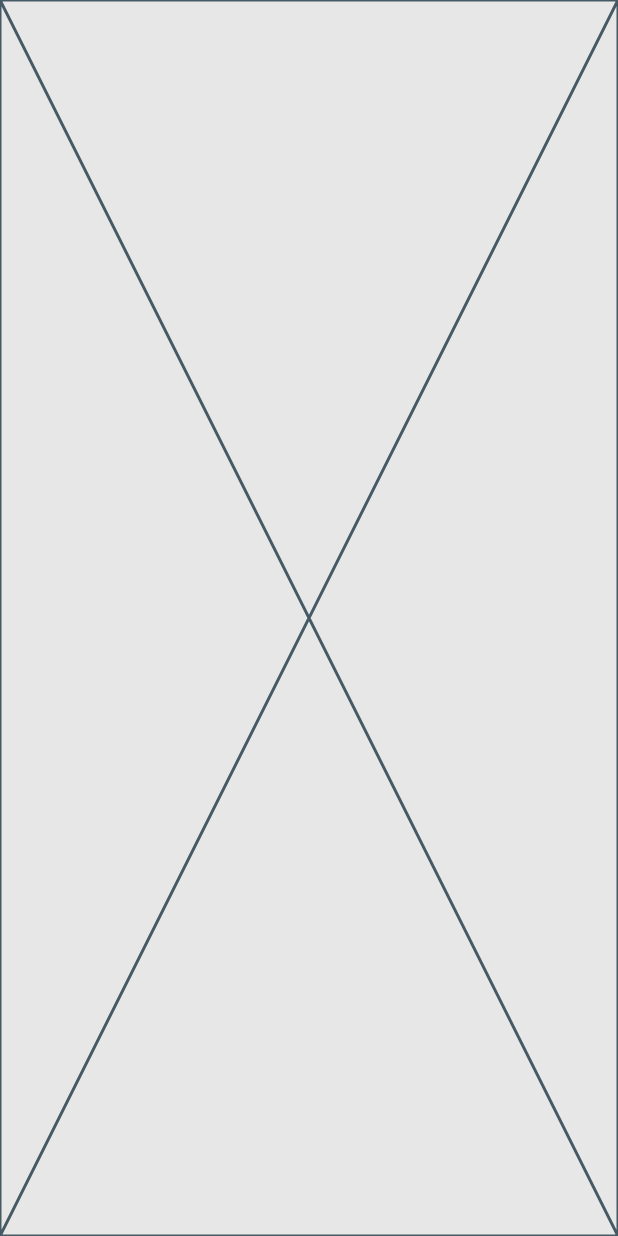
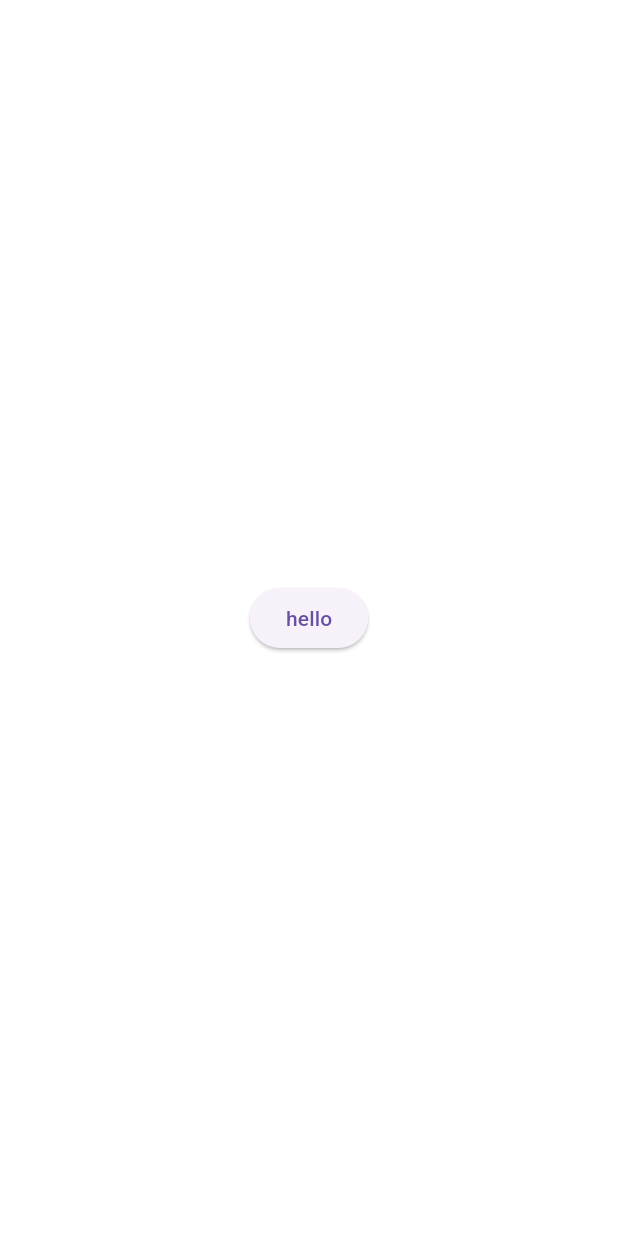
Before and after one commit to roypa123/ecomm_mobile, a Flutter app: the screen it shows after launch, on a phone screen of 412 x 824 dp. Run offline on Flutter 3.47's test engine with Material 3 defaults, Android fonts, the phone set to English and light mode, and no system bars; our stand-ins replace bloc, either_dart, equatable, firebase_core, flutter_bloc, flutter_screenutil and 4 more; accounts and stored records are empty.

Commit message:
fix: some changes

```diff
--- a/lib/core/utils/injection_container/injection_container.dart
+++ b/lib/core/utils/injection_container/injection_container.dart
@@ -1,4 +1,6 @@
 import 'package:get_it/get_it.dart';
+import '../../../features/auth/domain/repos/auth_repo.dart';
+import '../../../features/auth/presentation/bloc/auth_bloc.dart';
 import '../../../features/splash/splash.dart';
 
 part 'injection_container.main.dart';
--- a/lib/core/utils/routes/route_constants.dart
+++ b/lib/core/utils/routes/route_constants.dart
@@ -1,6 +1,7 @@
 class RouteConstants {
   static const String routeInitial = "/";
   static const String routeLoginScreen = "/loginScreen";
+  static const String routeSignUpScreen = "/signUpScreen";
   static const String routeEmpty = "/emptyScreen";
 
 }
--- a/lib/core/utils/routes/route_generator.dart
+++ b/lib/core/utils/routes/route_generator.dart
@@ -26,13 +26,13 @@ class RouteGenerator {
               child: const LoginScreen(),
             ));
 
-      // case RouteConstants.routeSignUp:
-      //   return _buildRoute(
-      //       RouteConstants.routeSignUp,
-      //       BlocProvider<AuthBloc>(
-      //         create: (_) => sl<AuthBloc>(),
-      //         child: const SignupScreen(),
-      //       ));
+      case RouteConstants.routeSignUpScreen:
+        return _buildRoute(
+            RouteConstants.routeSignUpScreen,
+            BlocProvider<AuthBloc>(
+              create: (_) => sl<AuthBloc>(),
+              child: const SignupScreen(),
+            ));
 
       default:
         return _buildRoute(RouteConstants.routeEmpty, const EmptyScreen());
--- a/lib/features/auth/presentation/bloc/auth_event.dart
+++ b/lib/features/auth/presentation/bloc/auth_event.dart
@@ -16,3 +16,18 @@ class SignInEvent extends AuthEvent {
   @override
   List<String> get props => [email, password];
 }
+
+class SignUpEvent extends AuthEvent {
+  const SignUpEvent({
+    required this.email,
+    required this.password,
+    required this.fullName,
+  });
+
+  final String email;
+  final String password;
+  final String fullName;
+
+  @override
+  List<String> get props => [email, password, fullName];
+}
--- a/lib/features/auth/presentation/views/signup_screen.dart
+++ b/lib/features/auth/presentation/views/signup_screen.dart
@@ -0,0 +1,40 @@
+import 'package:flutter/material.dart';
+import 'package:flutter_bloc/flutter_bloc.dart';
+
+import '../../../../core/core.dart';
+import '../bloc/auth_bloc.dart';
+
+class SignupScreen extends StatelessWidget {
+  const SignupScreen({super.key});
+
+  @override
+  Widget build(BuildContext context) {
+    return BlocConsumer<AuthBloc, AuthState>(
+        listener: (context, state) {},
+        builder: (context, state) {
+          return Scaffold(
+            backgroundColor: AppColors.white,
+            body: SizedBox(
+              width: double.maxFinite,
+              height: double.maxFinite,
+              child: Column(
+                mainAxisAlignment: MainAxisAlignment.center,
+                children: [
+                  ElevatedButton(
+                    onPressed: () {
+                      context.read<AuthBloc>().add(
+                            const SignUpEvent(
+                                email: "roypa81130@gmail.com",
+                                password: "Aa@12345678",
+                                fullName: "Roy P A"),
+                          );
+                    },
+                    child: const Text("hello"),
+                  ),
+                ],
+              ),
+            ),
+          );
+        });
+  }
+}
--- a/lib/features/splash/presentation/view/splash_screen.dart
+++ b/lib/features/splash/presentation/view/splash_screen.dart
@@ -25,7 +25,7 @@ class _SplashScreenState extends State<SplashScreen> {
         if (state is SplashNavigate) {
           Navigator.pushNamedAndRemoveUntil(
             context,
-            RouteConstants.routeLoginScreen,
+            RouteConstants.routeSignUpScreen,
             (route) => false,
           );
         }
```
Also changed, not shown: lib/core/utils/injection_container/injection_container.main.dart (+14 -31 lines), lib/features/auth/presentation/bloc/auth_bloc.dart (+9 -48 lines).
